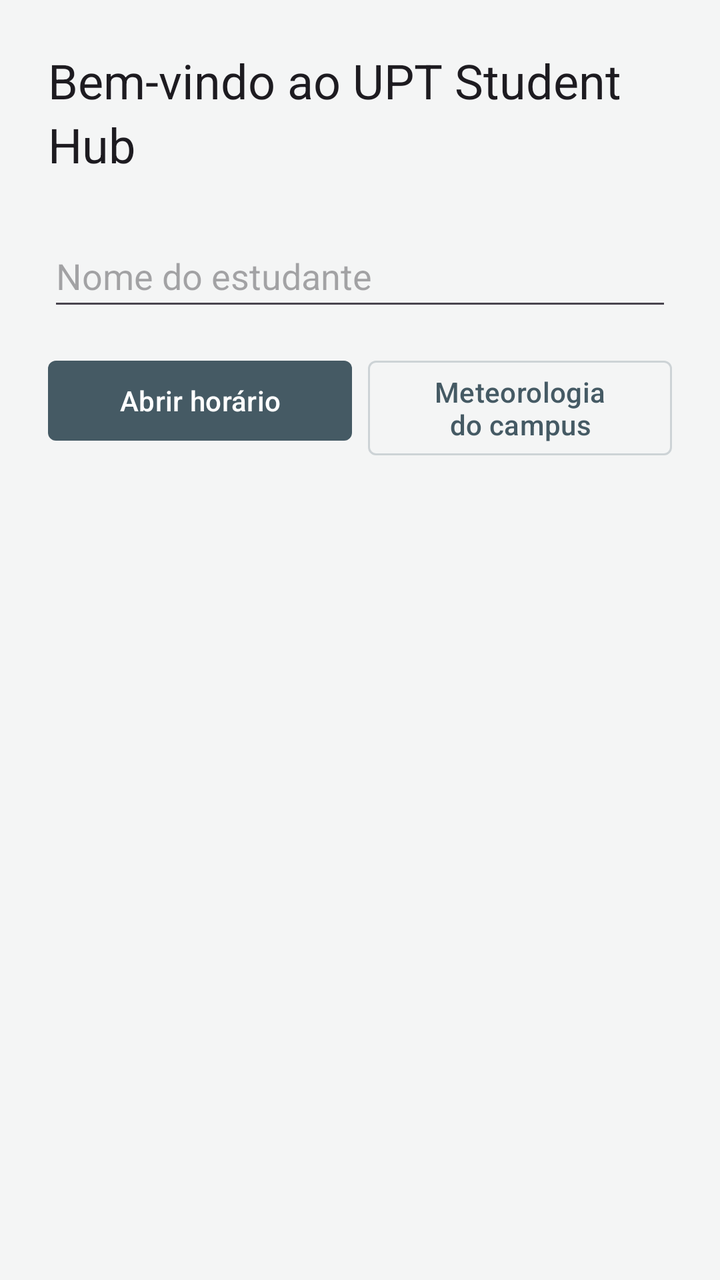
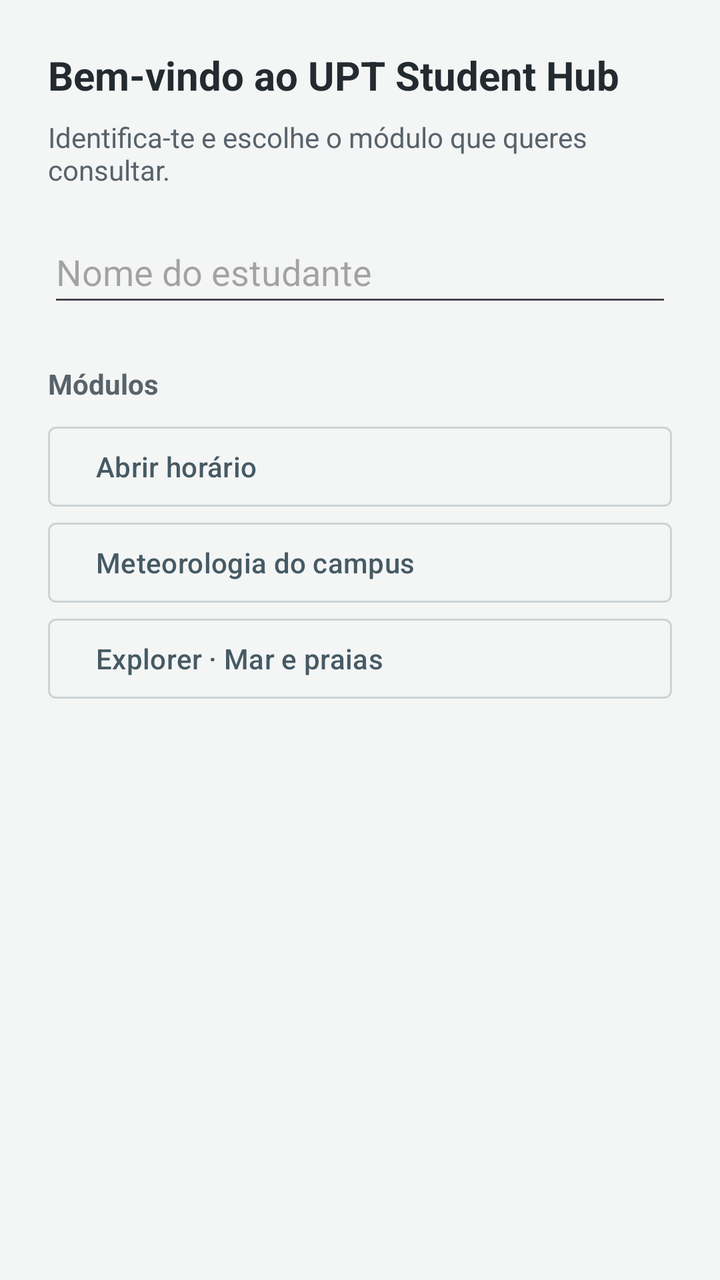

Compare the two renders of this Android layout. The source of the first and the diff that turns it into the second are given below.
<!-- AndroidManifest.xml: application theme Theme.UPTStudentHub -->
<!-- res/layout/activity_main.xml -->
<?xml version="1.0" encoding="utf-8"?>
<LinearLayout xmlns:android="http://schemas.android.com/apk/res/android"
    android:layout_width="match_parent"
    android:layout_height="match_parent"
    android:fitsSystemWindows="true"
    android:gravity="center_horizontal"
    android:orientation="vertical"
    android:padding="@dimen/spacing_l">

    <TextView
        android:id="@+id/tvWelcome"
        android:layout_width="wrap_content"
        android:layout_height="wrap_content"
        android:layout_marginBottom="@dimen/spacing_l"
        android:text="@string/welcome_title"
        android:textAppearance="?attr/textAppearanceHeadlineSmall" />

    <EditText
        android:id="@+id/etName"
        android:layout_width="match_parent"
        android:layout_height="wrap_content"
        android:autofillHints="name"
        android:hint="@string/hint_student_name"
        android:inputType="textPersonName|textCapWords"
        android:minHeight="@dimen/touch_target" />

    
    <LinearLayout
        android:layout_width="match_parent"
        android:layout_height="wrap_content"
        android:layout_marginTop="@dimen/spacing_m"
        android:baselineAligned="false"
        android:orientation="horizontal">

        <Button
            android:id="@+id/btnOpenTimetable"
            android:layout_width="0dp"
            android:layout_height="wrap_content"
            android:layout_marginEnd="@dimen/spacing_s"
            android:layout_weight="1"
            android:minHeight="@dimen/touch_target"
            android:text="@string/btn_open_timetable" />

        
        <Button
            android:id="@+id/btnOpenWeather"
            style="?attr/materialButtonOutlinedStyle"
            android:layout_width="0dp"
            android:layout_height="wrap_content"
            android:layout_weight="1"
            android:minHeight="@dimen/touch_target"
            android:text="@string/btn_open_weather" />
    </LinearLayout>
</LinearLayout>
<!-- resources referenced by this layout -->
<resources>
  <dimen name="spacing_l">24dp</dimen>
  <dimen name="spacing_m">16dp</dimen>
  <dimen name="spacing_s">8dp</dimen>
  <dimen name="touch_target">48dp</dimen>
  <string name="btn_open_timetable">Abrir horário</string>
  <string name="btn_open_weather">Meteorologia do campus</string>
  <string name="hint_student_name">Nome do estudante</string>
  <string name="welcome_title">Bem-vindo ao UPT Student Hub</string>
  <style name="Theme.UPTStudentHub" parent="Base.Theme.UPTStudentHub" />
  <style name="Base.Theme.UPTStudentHub" parent="Theme.Material3.DayNight">
          <item name="colorPrimary">@color/upt_primary</item>
          <item name="colorOnPrimary">@color/upt_surface</item>
          <item name="colorPrimaryContainer">@color/upt_surface</item>
          <item name="colorOnPrimaryContainer">@color/upt_text</item>
          <item name="colorSecondary">@color/upt_secondary</item>
          <item name="colorOnSecondaryContainer">@color/upt_text</item>
          <item name="colorSurface">@color/upt_surface</item>
          <item name="colorOnSurface">@color/upt_text</item>
          <item name="colorOnSurfaceVariant">@color/upt_text_secondary</item>
          <item name="colorOutline">@color/upt_border</item>
          <item name="android:colorBackground">@color/upt_background</item>
          <item name="android:windowBackground">@color/upt_background</item>
          <item name="android:statusBarColor">@color/upt_toolbar</item>
          <item name="android:windowLightStatusBar">false</item>
          <item name="android:navigationBarColor">@color/upt_toolbar</item>
          <item name="actionBarTheme">@style/ThemeOverlay.MaterialComponents.Dark.ActionBar</item>
          <item name="actionBarStyle">@style/Hub.ActionBar</item>
          <item name="materialButtonStyle">@style/Hub.Button</item>
          <item name="materialButtonOutlinedStyle">@style/Hub.Button.Outlined</item>
      </style>
  <color name="upt_primary">#455A64</color>
  <color name="upt_surface">#FFFFFF</color>
  <color name="upt_text">#242B30</color>
  <color name="upt_secondary">#426B64</color>
  <color name="upt_text_secondary">#58636B</color>
  <color name="upt_border">#CDD3D6</color>
  <color name="upt_background">#F4F5F5</color>
  <color name="upt_toolbar">#455A64</color>
  <style name="Hub.ActionBar" parent="Widget.MaterialComponents.ActionBar.Solid">
          <item name="background">@color/upt_toolbar</item>
          <item name="titleTextStyle">@style/Hub.ActionBar.Title</item>
      </style>
  <style name="Hub.Button" parent="Widget.Material3.Button">
          <item name="cornerRadius">@dimen/hub_corner</item>
          <item name="android:elevation">0dp</item>
          <item name="android:textSize">14sp</item>
          <item name="android:textAllCaps">false</item>
      </style>
  <style name="Hub.Button.Outlined" parent="Widget.Material3.Button.OutlinedButton">
          <item name="cornerRadius">@dimen/hub_corner</item>
          <item name="android:textSize">14sp</item>
          <item name="android:textAllCaps">false</item>
      </style>
  <style name="Hub.ActionBar.Title" parent="TextAppearance.MaterialComponents.Headline6">
          <item name="android:textColor">@color/white</item>
          <item name="android:textSize">18sp</item>
      </style>
  <dimen name="hub_corner">4dp</dimen>
  <color name="white">#FFFFFF</color>
</resources>

<!-- the commit's change to res/layout/activity_main.xml (unified diff, before → after) -->
@@ -1,54 +1,36 @@
 <?xml version="1.0" encoding="utf-8"?>
-<LinearLayout xmlns:android="http://schemas.android.com/apk/res/android"
-    android:layout_width="match_parent"
-    android:layout_height="match_parent"
-    android:fitsSystemWindows="true"
-    android:gravity="center_horizontal"
-    android:orientation="vertical"
-    android:padding="@dimen/spacing_l">
 
-    <TextView
-        android:id="@+id/tvWelcome"
-        android:layout_width="wrap_content"
-        android:layout_height="wrap_content"
-        android:layout_marginBottom="@dimen/spacing_l"
-        android:text="@string/welcome_title"
-        android:textAppearance="?attr/textAppearanceHeadlineSmall" />
-
-    <EditText
-        android:id="@+id/etName"
-        android:layout_width="match_parent"
-        android:layout_height="wrap_content"
-        android:autofillHints="name"
-        android:hint="@string/hint_student_name"
-        android:inputType="textPersonName|textCapWords"
-        android:minHeight="@dimen/touch_target" />
-
-    
-    <LinearLayout
-        android:layout_width="match_parent"
-        android:layout_height="wrap_content"
-        android:layout_marginTop="@dimen/spacing_m"
-        android:baselineAligned="false"
-        android:orientation="horizontal">
-
-        <Button
-            android:id="@+id/btnOpenTimetable"
-            android:layout_width="0dp"
-            android:layout_height="wrap_content"
-            android:layout_marginEnd="@dimen/spacing_s"
-            android:layout_weight="1"
-            android:minHeight="@dimen/touch_target"
+<ScrollView xmlns:android="http://schemas.android.com/apk/res/android"
+    android:layout_width="match_parent" android:layout_height="match_parent" android:fillViewport="true">
+    <LinearLayout android:layout_width="match_parent" android:layout_height="wrap_content"
+        android:orientation="vertical" android:padding="@dimen/spacing_l">
+        <TextView android:id="@+id/tvWelcome" android:layout_width="match_parent"
+            android:layout_height="wrap_content" android:text="@string/welcome_title"
+            android:textSize="@dimen/ex_title_size" android:textStyle="bold"
+            android:textColor="@color/upt_text" />
+        <TextView android:layout_width="match_parent" android:layout_height="wrap_content"
+            android:layout_marginTop="@dimen/spacing_s" android:text="@string/hub_intro"
+            android:textColor="@color/upt_text_secondary" />
+        <EditText android:id="@+id/etName" android:layout_width="match_parent"
+            android:layout_height="wrap_content" android:layout_marginTop="@dimen/spacing_m"
+            android:autofillHints="name" android:hint="@string/hint_student_name"
+            android:inputType="textPersonName|textCapWords" android:minHeight="@dimen/touch_target" />
+        <TextView android:layout_width="match_parent" android:layout_height="wrap_content"
+            android:layout_marginTop="@dimen/spacing_l" android:layout_marginBottom="@dimen/spacing_s"
+            android:text="@string/hub_modules" android:textStyle="bold"
+            android:textColor="@color/upt_text_secondary" />
+        
+        <Button android:id="@+id/btnOpenTimetable" style="@style/Hub.Button.Outlined"
+            android:layout_width="match_parent" android:layout_height="wrap_content"
+            android:gravity="start|center_vertical" android:minHeight="@dimen/touch_target"
             android:text="@string/btn_open_timetable" />
-
-        
-        <Button
-            android:id="@+id/btnOpenWeather"
-            style="?attr/materialButtonOutlinedStyle"
-            android:layout_width="0dp"
-            android:layout_height="wrap_content"
-            android:layout_weight="1"
-            android:minHeight="@dimen/touch_target"
+        <Button android:id="@+id/btnOpenWeather" style="@style/Hub.Button.Outlined"
+            android:layout_width="match_parent" android:layout_height="wrap_content"
+            android:gravity="start|center_vertical" android:minHeight="@dimen/touch_target"
             android:text="@string/btn_open_weather" />
+        <Button android:id="@+id/btnOpenExplorer" style="@style/Hub.Button.Outlined"
+            android:layout_width="match_parent" android:layout_height="wrap_content"
+            android:gravity="start|center_vertical" android:minHeight="@dimen/touch_target"
+            android:text="@string/ex_title" />
     </LinearLayout>
-</LinearLayout>
+</ScrollView>
<!-- resource entries referenced after the edit -->
@@ -6,7 +6,10 @@
   <dimen name="touch_target">48dp</dimen>
   <string name="btn_open_timetable">Abrir horário</string>
   <string name="btn_open_weather">Meteorologia do campus</string>
+  <string name="ex_title">Explorer · Mar e praias</string>
   <string name="hint_student_name">Nome do estudante</string>
+  <string name="hub_intro">Identifica-te e escolhe o módulo que queres consultar.</string>
+  <string name="hub_modules">Módulos</string>
   <string name="welcome_title">Bem-vindo ao UPT Student Hub</string>
   <style name="Theme.UPTStudentHub" parent="Base.Theme.UPTStudentHub" />
   <style name="Base.Theme.UPTStudentHub" parent="Theme.Material3.DayNight">
@@ -35,6 +38,7 @@
   <color name="upt_text">#242B30</color>
   <color name="upt_secondary">#426B64</color>
   <color name="upt_text_secondary">#58636B</color>
+  <dimen name="ex_title_size">20sp</dimen>
   <color name="upt_border">#CDD3D6</color>
   <color name="upt_background">#F4F5F5</color>
   <color name="upt_toolbar">#455A64</color>
